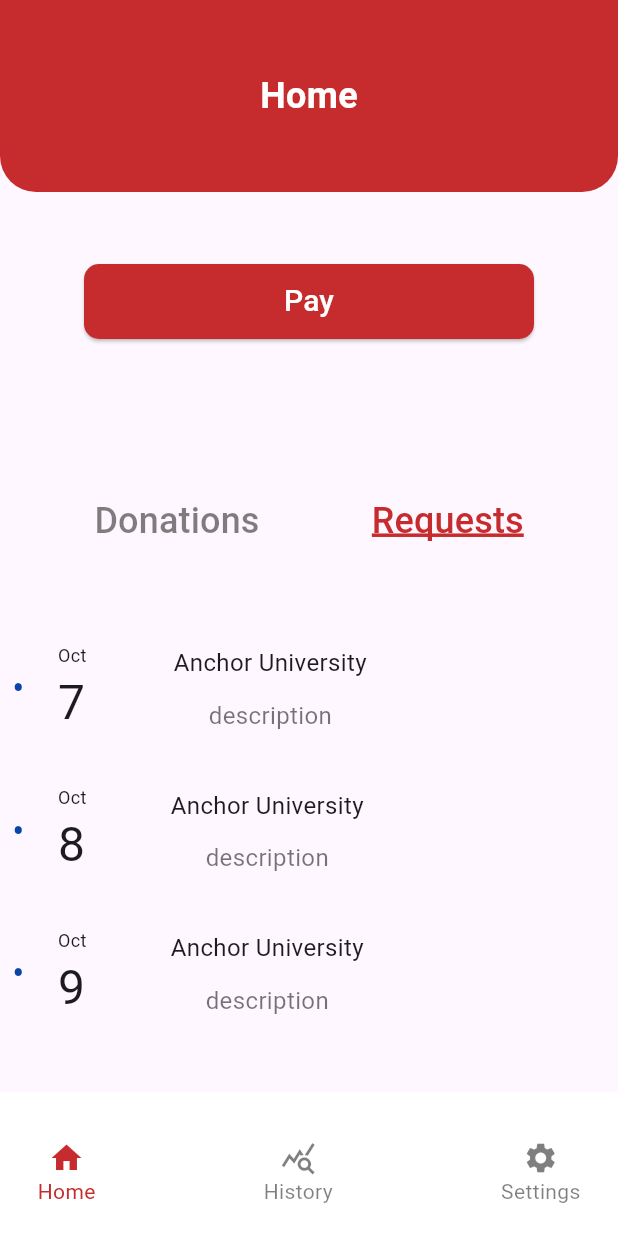
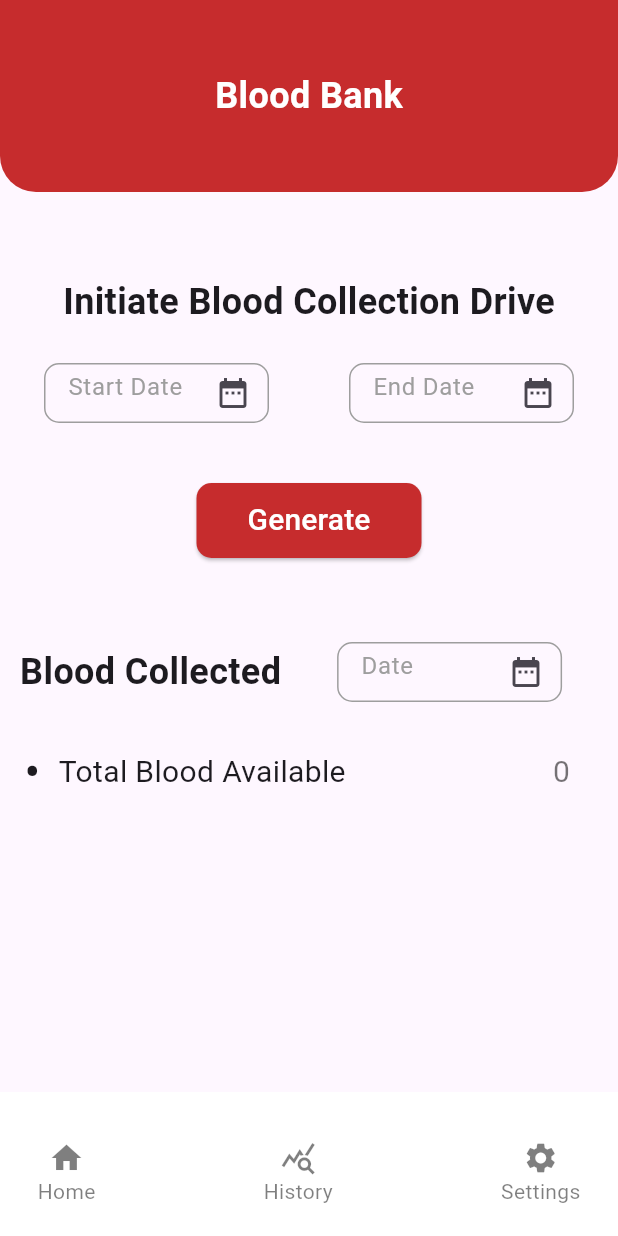
Before and after one commit to Ali-Hubail/BDMS, a Flutter app: the screen it shows after launch, on a phone screen of 412 x 824 dp. Run offline on Flutter 3.47's test engine with Material 3 defaults, Android fonts, the light colour scheme and no system bars.

Commit message:
Add blood bank screen

```diff
--- /dev/null
+++ b/bdms/lib/common_widgets/blood_type.dart
@@ -0,0 +1,35 @@
+import 'package:flutter/material.dart';
+
+class BloodType extends StatelessWidget {
+  const BloodType({
+    super.key,
+    this.bloodType,
+  });
+  final String? bloodType;
+  @override
+  Widget build(BuildContext context) {
+    return Padding(
+      padding: const EdgeInsets.only(right: 32.0, left: 16),
+      child: Row(
+        children: [
+          const Text(
+            '\u2022',
+            style: TextStyle(fontSize: 32),
+          ),
+          const SizedBox(
+            width: 12,
+          ),
+          Text(
+            bloodType!,
+            style: const TextStyle(fontSize: 20),
+          ),
+          const Spacer(),
+          const Text(
+            '0',
+            style: TextStyle(fontSize: 20, color: Colors.black54),
+          ),
+        ],
+      ),
+    );
+  }
+}
--- /dev/null
+++ b/bdms/lib/common_widgets/date_picker.dart
@@ -0,0 +1,69 @@
+import 'package:flutter/material.dart';
+
+class DatePicker extends StatefulWidget {
+  const DatePicker({super.key, this.hintText});
+  final String? hintText;
+
+  @override
+  State<DatePicker> createState() => _DatePickerState();
+}
+
+class _DatePickerState extends State<DatePicker> {
+  DateTime? selectedDate;
+  final TextEditingController _controller = TextEditingController();
+
+  @override
+  void dispose() {
+    _controller.dispose(); // Properly dispose the controller
+    super.dispose();
+  }
+
+  String formatDate(DateTime dateTime) {
+    return '${dateTime.year}-${dateTime.month.toString().padLeft(2, '0')}-${dateTime.day.toString().padLeft(2, '0')}';
+  }
+
+  @override
+  Widget build(BuildContext context) {
+    return Padding(
+      padding: const EdgeInsets.all(24.0),
+      child: SizedBox(
+        height: 40,
+        width: 150,
+        child: TextFormField(
+          controller: _controller,
+          decoration: InputDecoration(
+            suffixIcon: GestureDetector(
+              onTap: () async {
+                DateTime? picked = await showDatePicker(
+                  context: context,
+                  initialDate: selectedDate ?? DateTime.now(),
+                  firstDate: DateTime(2000),
+                  lastDate: DateTime(2025),
+                );
+                if (picked != null && picked != selectedDate) {
+                  setState(
+                    () {
+                      selectedDate = picked;
+                      _controller.text = formatDate(picked);
+                    },
+                  );
+                }
+              },
+              child: const Icon(Icons.date_range),
+            ),
+            hintText: widget.hintText,
+            hintStyle: const TextStyle(color: Colors.grey),
+            enabledBorder: OutlineInputBorder(
+              borderRadius: BorderRadius.circular(10),
+              borderSide: const BorderSide(color: Colors.grey),
+            ),
+            focusedBorder: OutlineInputBorder(
+              borderRadius: BorderRadius.circular(10),
+              borderSide: const BorderSide(color: Colors.grey),
+            ),
+          ),
+        ),
+      ),
+    );
+  }
+}
--- a/bdms/lib/main.dart
+++ b/bdms/lib/main.dart
@@ -1,4 +1,4 @@
-import 'package:bdms/presentation/dr_rp_home/dr_rp_home.dart';
+import 'package:bdms/presentation/mgr_blood_bank/blood_bank.dart';
 import 'package:flutter/material.dart';
 
 void main() {
@@ -11,7 +11,7 @@
   @override
   Widget build(BuildContext context) {
     return const MaterialApp(
-      home: DrRpHomeScreen(),
+      home: BloodBank(),
     );
   }
 }
--- /dev/null
+++ b/bdms/lib/presentation/mgr_blood_bank/blood_bank.dart
@@ -0,0 +1,76 @@
+import 'package:bdms/common_widgets/blood_type.dart';
+import 'package:bdms/common_widgets/custom_app_bar.dart';
+import 'package:bdms/common_widgets/custom_bottom_navigation_bar.dart';
+import 'package:bdms/common_widgets/date_picker.dart';
+import 'package:bdms/common_widgets/primary_button.dart';
+import 'package:flutter/material.dart';
+
+class BloodBank extends StatefulWidget {
+  const BloodBank({super.key});
+
+  @override
+  State<BloodBank> createState() => _BloodBankState();
+}
+
+class _BloodBankState extends State<BloodBank> {
+  @override
+  Widget build(BuildContext context) {
+    return Scaffold(
+      appBar: const CustomAppBar(title: 'Blood Bank'),
+      bottomNavigationBar: const CustomBottomNavigationBar(index: 1),
+      body: Padding(
+        padding: const EdgeInsets.symmetric(vertical: 56),
+        child: Column(
+          children: [
+            const Center(
+              child: Text(
+                'Initiate Blood Collection Drive',
+                style: TextStyle(fontSize: 24, fontWeight: FontWeight.bold),
+              ),
+            ),
+            const Row(
+              mainAxisAlignment: MainAxisAlignment.spaceEvenly,
+              children: [
+                DatePicker(
+                  hintText: 'Start Date',
+                ),
+                DatePicker(
+                  hintText: 'End Date',
+                ),
+              ],
+            ),
+            const SizedBox(
+              height: 16,
+            ),
+            PrimaryButton(text: 'Generate', onPressed: () {}, buttonWidth: 150),
+            const SizedBox(
+              height: 32,
+            ),
+            const Row(
+              mainAxisAlignment: MainAxisAlignment.spaceEvenly,
+              children: [
+                Text(
+                  'Blood Collected',
+                  style: TextStyle(fontSize: 24, fontWeight: FontWeight.bold),
+                ),
+                DatePicker(
+                  hintText: 'Date',
+                ),
+              ],
+            ),
+            Expanded(
+              child: ListView(
+                children: const [
+                  BloodType(
+                    bloodType: 'Total Blood Available',
+                  ),
+                  // Add rest of statistics
+                ],
+              ),
+            ),
+          ],
+        ),
+      ),
+    );
+  }
+}
```
